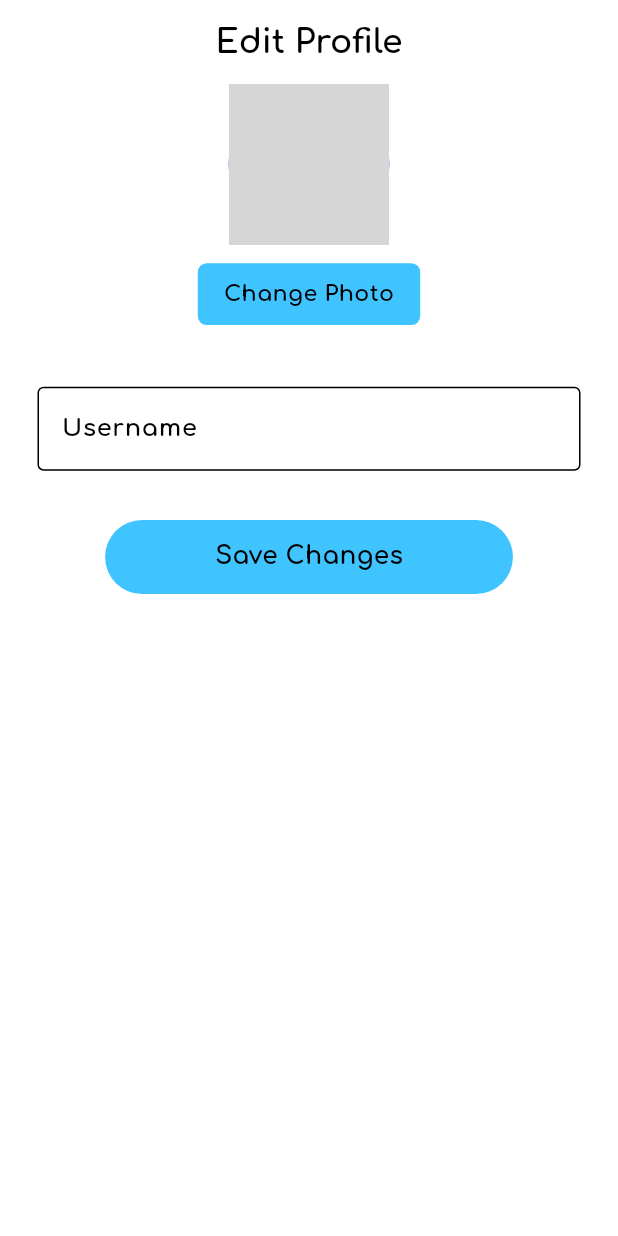
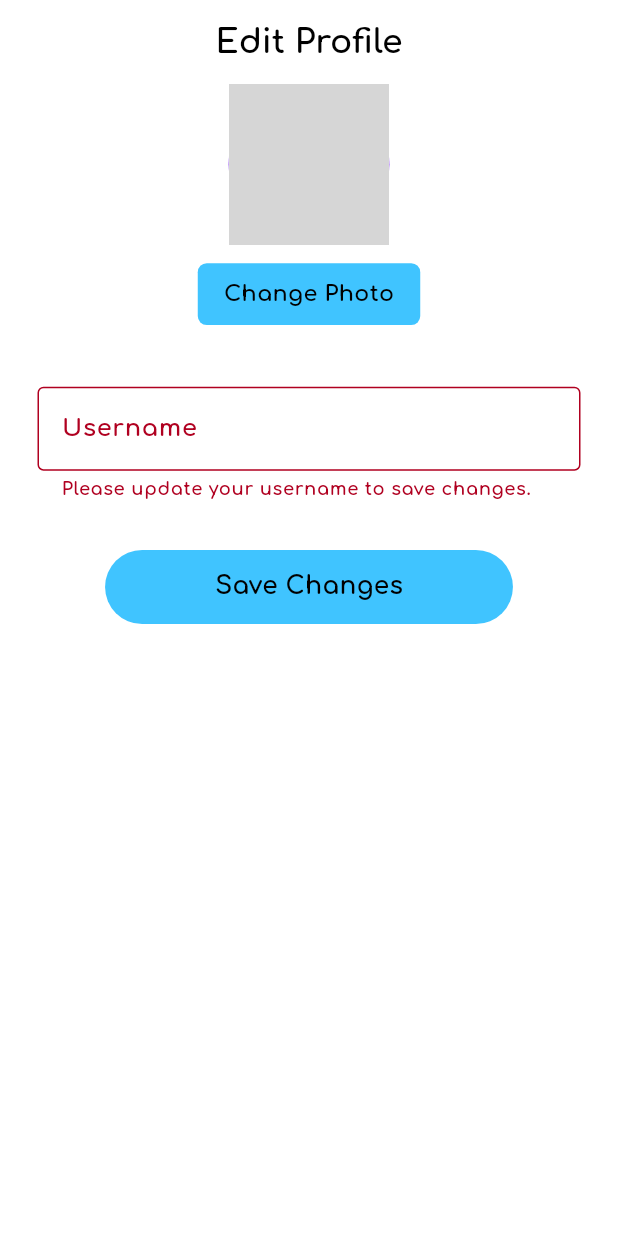
Before and after one commit to MuhammadAhmad338/WELLNOW, a Flutter app: the EditPage screen opened by its route, after a tap on "Save Changes", on a phone screen of 412 x 824 dp. Run offline on Flutter 3.47's test engine with Material 3 defaults, Android fonts, the phone set to English and light mode, and no system bars; our stand-ins replace cloud_firestore, firebase_core, firebase_storage, geolocator, go_router, google_maps_flutter and 3 more; missing offline and left inert: flutter_google_maps_webservices; accounts and stored records are empty; network calls fail; grey boxes are pictures that could not be loaded.

Commit message:
latest latest commits

```diff
--- a/lib/Pages/editPage.dart
+++ b/lib/Pages/editPage.dart
@@ -9,6 +9,8 @@ class EditPage extends StatelessWidget {
   EditPage({super.key});
 
   final WidthHeight _widthHeight = WidthHeight();
+  final TextEditingController _controller = TextEditingController();
+   final _formKey = GlobalKey<FormState>();
 
   @override
   Widget build(BuildContext context) {
@@ -19,7 +21,9 @@ class EditPage extends StatelessWidget {
         centerTitle: true,
         title: Text('Edit Profile'),
       ),
-      body: Container(
+      body: Form(
+        key: _formKey,
+        child: Container(
           width: double.infinity,
           child: Column(crossAxisAlignment: CrossAxisAlignment.center, children: [
             imageProvider.image != null
@@ -76,17 +80,33 @@ class EditPage extends StatelessWidget {
             SizedBox(height: _widthHeight.screenHeight(context, 0.045)),
             Padding(
               padding: const EdgeInsets.symmetric(horizontal: 25, vertical: 4),
-            child: TextField(
+              child: TextFormField(
+                controller: _controller,
+                validator: (value) {
+                  if (value == null || value.isEmpty) {
+                    return 'Please update your username to save changes.';
+                  }
+                  return null;
+                },
                 decoration: InputDecoration(
-                  labelText: 'Username', border: OutlineInputBorder()),
+                    labelText: 'Username',
+                    border: OutlineInputBorder()),
               ),
             ),
             SizedBox(height: _widthHeight.screenHeight(context, 0.035)),
             InkWell(
               onTap: () {
                 print("Save Changes");
-              ImageUploadServices().onUploadImage(imageProvider.image!,
+              if (_formKey.currentState!.validate() &&   imageProvider.image != null) {
+                ImageUploadServices().onUploadImage(
+                  imageProvider.image,
+                  _controller.text,
                 );
+                //Make the tetxfield empty after saving changes
+                _controller.clear();
+
+              }
+
               },
               child: Container(
                 width: _widthHeight.screenWidth(context, 0.66),
@@ -108,6 +128,7 @@ class EditPage extends StatelessWidget {
             ),
           ]),
         ),
+      ),
     );
   }
 }
--- a/lib/Pages/profilePage.dart
+++ b/lib/Pages/profilePage.dart
@@ -87,7 +87,7 @@ class _ProfilePageState extends State<ProfilePage> {
                                 style: TextStyle(
                                     fontWeight: FontWeight.bold,
                                     fontSize: _widthHeight.screenHeight(
-                                        context, 0.017)),
+                                        context, 0.016)),
                               );
                             } else if (snapshot.hasError) {
                               return Text('${snapshot.error}');
@@ -108,7 +108,7 @@ class _ProfilePageState extends State<ProfilePage> {
                                 style: TextStyle(
                                     fontWeight: FontWeight.bold,
                                     fontSize: _widthHeight.screenHeight(
-                                        context, 0.017)),
+                                        context, 0.016)),
                               );
                             } else if (snapshot.hasError) {
                               return Text('${snapshot.error}');
--- a/lib/Services/imageServices.dart
+++ b/lib/Services/imageServices.dart
@@ -6,7 +6,7 @@ import 'package:wellnow/LocalStorage/localStorage.dart';
 
 class ImageUploadServices {
   // Upload image with my api upload image {
-  onUploadImage(File? selectedImage) async {
+  onUploadImage(File? selectedImage, String username) async {
     if (selectedImage == null) {
       throw Exception('No image selected');
     }
@@ -21,6 +21,6 @@ class ImageUploadServices {
     final url = await ref.getDownloadURL();
 
     FirebaseFirestore firestore = FirebaseFirestore.instance;
-    await firestore.collection('users').doc(uid).update({'imageUrl': url});
+    await firestore.collection('users').doc(uid).update({'imageUrl': url, 'username': username});
   }
 }
```
Lines whose indentation alone changed are shown as unchanged.
